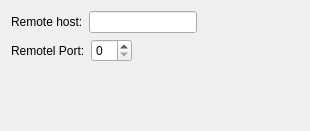
Old version of the form src/app/comms_champion/plugin/tcp_socket/ClientSocketConfigWidget.ui in the repository commschamp/comms_champion.
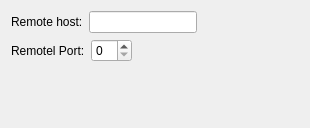
New version of the form.

Commit message: Bug fixes in both TCP sockets.

Diff of the .ui file:
```diff
--- a/src/app/comms_champion/plugin/tcp_socket/ClientSocketConfigWidget.ui
+++ b/src/app/comms_champion/plugin/tcp_socket/ClientSocketConfigWidget.ui
@@ -7,7 +7,7 @@
     <x>0</x>
     <y>0</y>
     <width>310</width>
-    <height>131</height>
+    <height>128</height>
    </rect>
   </property>
   <property name="windowTitle">
```
The commit also changes 2 other files.
